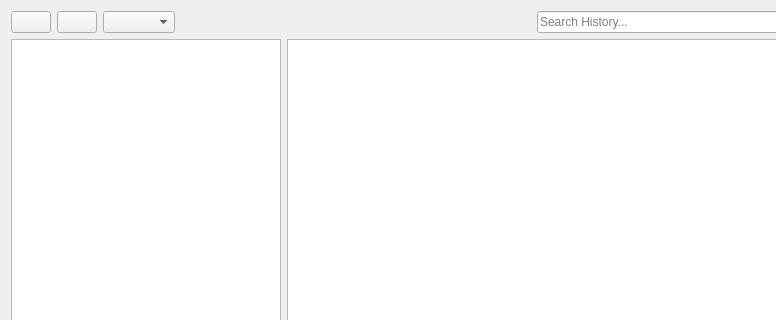
First picture: the form in Browser/History/historywidget.ui, repository LeFroid/Viper-Browser, before the edit; both pictures show x 0 to 776 and y 0 to 320 of the 904 by 633 pixel window.
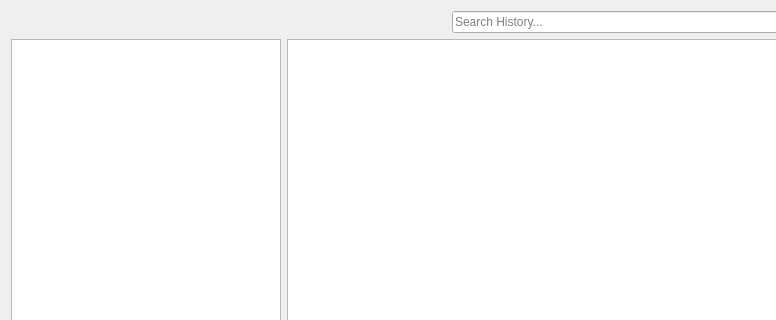
Second picture: the form after the edit.

Commit message: HistoryWidget: Remove unused UI elements

```diff
--- a/Browser/History/historywidget.ui
+++ b/Browser/History/historywidget.ui
@@ -19,27 +19,6 @@
      <property name="sizeConstraint">
       <enum>QLayout::SetMinimumSize</enum>
      </property>
-     <item>
-      <widget class="QPushButton" name="buttonBack">
-       <property name="text">
-        <string/>
-       </property>
-      </widget>
-     </item>
-     <item>
-      <widget class="QPushButton" name="buttonForward">
-       <property name="text">
-        <string/>
-       </property>
-      </widget>
-     </item>
-     <item>
-      <widget class="QComboBox" name="comboBoxOptions">
-       <property name="currentText">
-        <string/>
-       </property>
-      </widget>
-     </item>
      <item>
       <spacer name="horizontalSpacer">
        <property name="orientation">
```
The commit also changes 1 other file.
